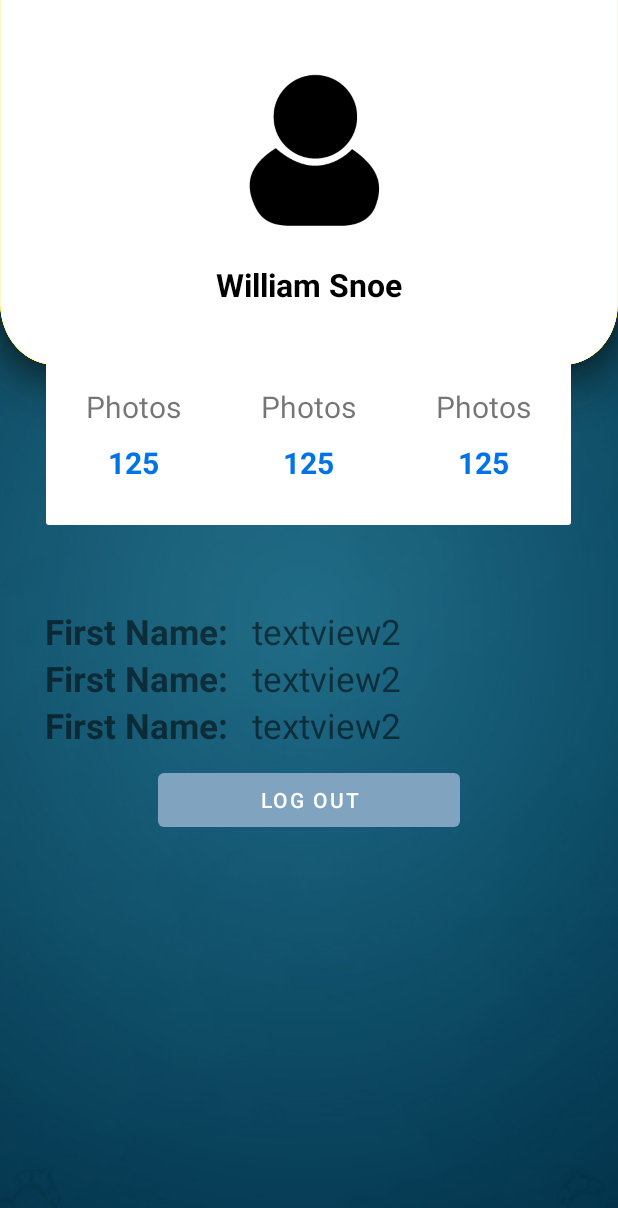
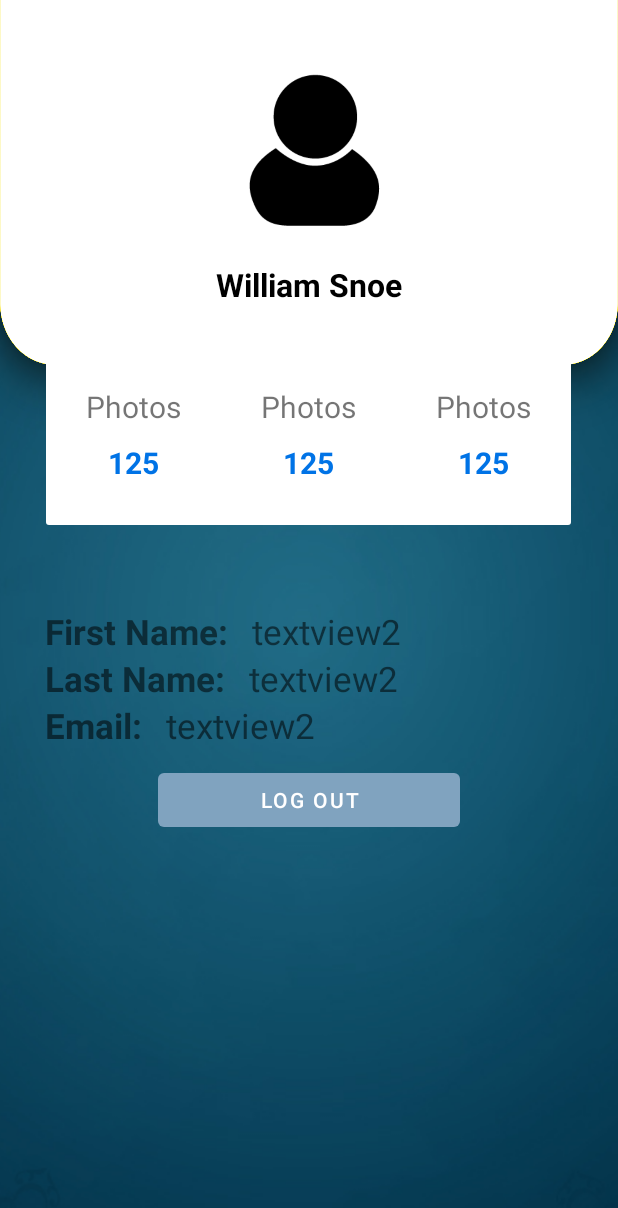
Before and after one commit to GeorgeMoucht/amaltheaApp, an Android app: the Profile screen opened directly, with no data from a screen before it, on a phone screen of 412 x 824 dp. Shown: the top 1208 px of the screen. Run offline under Robolectric (Android 15) with nearby library versions, the phone set to English and light mode, and no system bars; our stand-ins replace Firebase (no records; nobody signed in at launch, a user with empty details on screens opened directly); 4 statements that could not run were skipped.

Commit message:
Fix text in Tv of Profile xml.

```diff
--- a/app/src/main/res/layout/activity_profile.xml
+++ b/app/src/main/res/layout/activity_profile.xml
@@ -244,7 +244,7 @@
             android:textStyle="bold"
             android:ellipsize="end"
             android:maxLines="1"
-            android:text="First Name: " />
+            android:text="Last Name: " />
 
         <TextView
             android:id="@+id/tvLastNamep"
@@ -273,7 +273,7 @@
             android:textStyle="bold"
             android:ellipsize="end"
             android:maxLines="1"
-            android:text="First Name: " />
+            android:text="Email: " />
 
         <TextView
             android:id="@+id/tvEmailp"
```
